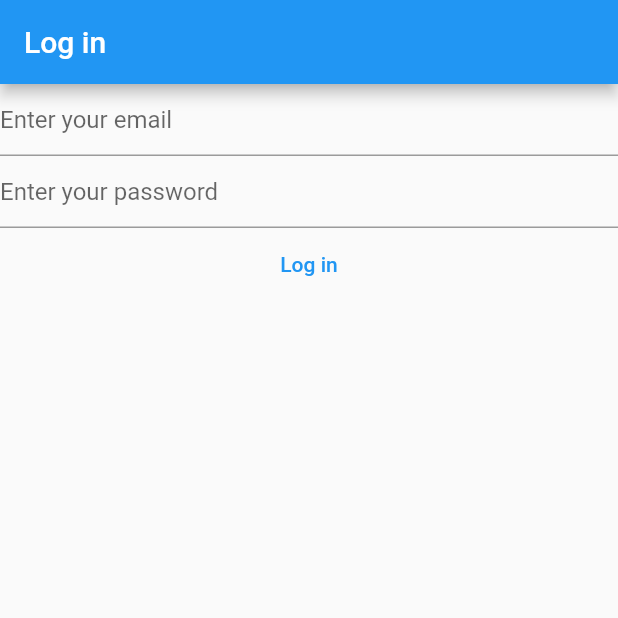
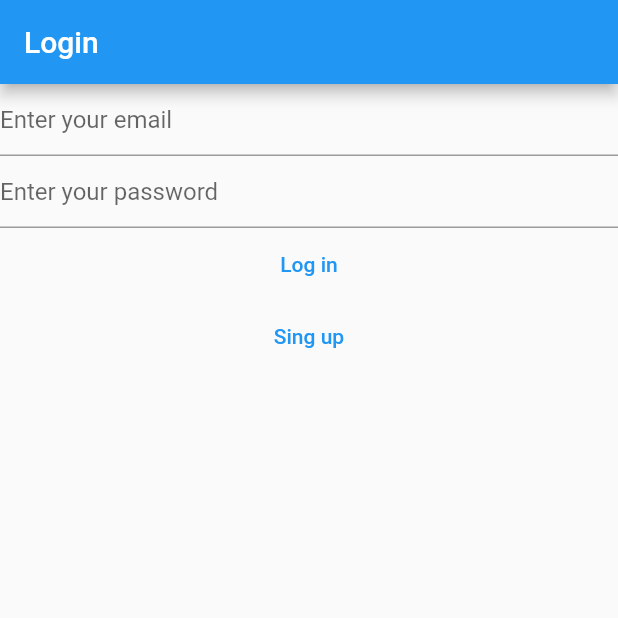
Before and after one commit to cruzvilla333/property_management_app, a Flutter app: the screen it shows after launch, on a phone screen of 412 x 824 dp, the top half of it. Run offline on Flutter 3.47's test engine with Material 2 defaults, Android fonts, the phone set to English and light mode, and no system bars; our stand-ins replace firebase_auth, firebase_core; accounts and stored records are empty.

Commit message:
Establish login and register pages - step 2

```diff
--- a/lib/main.dart
+++ b/lib/main.dart
@@ -3,6 +3,7 @@ import 'package:firebase_core/firebase_core.dart';
 import 'package:flutter/material.dart';
 import 'package:training_note_app/views/login_view.dart';
 import 'package:training_note_app/views/register_view.dart';
+import 'package:training_note_app/views/verify_email_view.dart';
 import 'firebase_options.dart';
 
 void main() {
@@ -13,7 +14,11 @@ void main() {
       theme: ThemeData(
         primarySwatch: Colors.blue,
       ),
-      home: const LoginView(),
+      home: const HomePage(),
+      routes: {
+        '/login/': (context) => const LoginView(),
+        '/register/': (context) => const RegisterView(),
+      },
     ),
   );
 }
@@ -23,11 +28,7 @@ class HomePage extends StatelessWidget {
 
   @override
   Widget build(BuildContext context) {
-    return Scaffold(
-      appBar: AppBar(
-        title: const Text('Home'),
-      ),
-      body: FutureBuilder(
+    return FutureBuilder(
       future: Firebase.initializeApp(
         options: DefaultFirebaseOptions.currentPlatform,
       ),
@@ -35,17 +36,20 @@ class HomePage extends StatelessWidget {
         switch (snapshot.connectionState) {
           case ConnectionState.done:
             final user = FirebaseAuth.instance.currentUser;
-              if (user?.emailVerified ?? false) {
-                print('your are a verified user');
+            if (user != null) {
+              if (user.emailVerified) {
+                //return const Text('Email is verified');
               } else {
-                print('you are not a verified user');
+                return const VerifyEmailView();
               }
-              return const Text('Done');
+            } else {
+              return const LoginView();
+            }
+            return const LoginView();
           default:
-              return const Text('Loading');
+            return const CircularProgressIndicator();
         }
       },
-      ),
     );
   }
 }
--- a/lib/views/login_view.dart
+++ b/lib/views/login_view.dart
@@ -1,7 +1,5 @@
-import 'package:firebase_core/firebase_core.dart';
 import 'package:flutter/material.dart';
 import 'package:firebase_auth/firebase_auth.dart';
-import '../firebase_options.dart';
 
 class LoginView extends StatefulWidget {
   const LoginView({super.key});
@@ -31,33 +29,22 @@ class _LoginViewState extends State<LoginView> {
   @override
   Widget build(BuildContext context) {
     return Scaffold(
-      appBar: AppBar(
-        title: const Text('Log in'),
-      ),
-      body: FutureBuilder(
-        future: Firebase.initializeApp(
-          options: DefaultFirebaseOptions.currentPlatform,
-        ),
-        builder: (context, snapshot) {
-          switch (snapshot.connectionState) {
-            case ConnectionState.done:
-              return Column(
+      appBar: AppBar(title: const Text('Login')),
+      body: Column(
         children: [
           TextField(
             controller: _email,
             enableSuggestions: false,
             autocorrect: false,
             keyboardType: TextInputType.emailAddress,
-                    decoration:
-                        const InputDecoration(hintText: 'Enter your email'),
+            decoration: const InputDecoration(hintText: 'Enter your email'),
           ),
           TextField(
             controller: _password,
             obscureText: true,
             enableSuggestions: false,
             autocorrect: false,
-                    decoration:
-                        const InputDecoration(hintText: 'Enter your password'),
+            decoration: const InputDecoration(hintText: 'Enter your password'),
           ),
           TextButton(
             onPressed: () async {
@@ -83,12 +70,15 @@ class _LoginViewState extends State<LoginView> {
             },
             child: const Text('Log in'),
           ),
+          TextButton(
+              onPressed: () {
+                Navigator.of(context).pushNamedAndRemoveUntil(
+                  '/register/',
+                  (route) => false,
+                );
+              },
+              child: const Text("Sing up"))
         ],
-              );
-            default:
-              return const Text('Loading');
-          }
-        },
       ),
     );
   }
```
Also changed, not shown: lib/views/register_view.dart (+18 -26 lines), lib/views/verify_email_view.dart (added, +28 -0 lines). Lines whose indentation alone changed are shown as unchanged.
